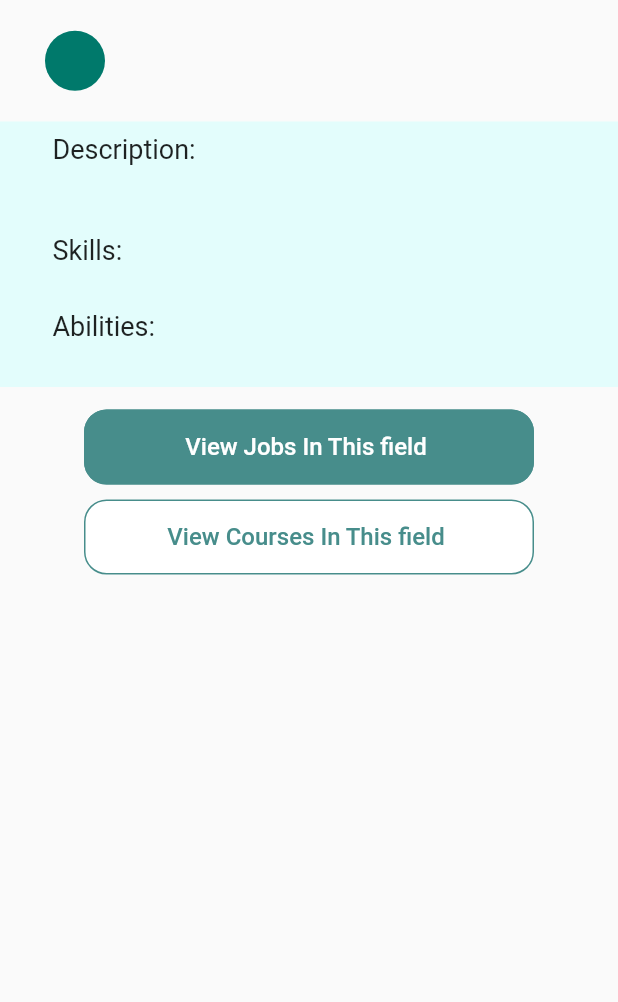
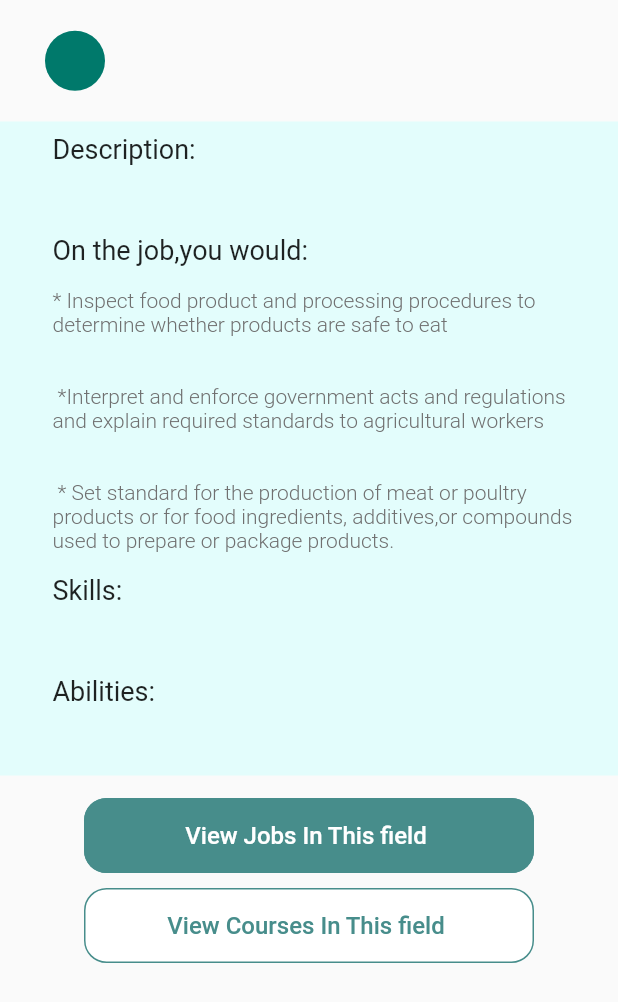
Before and after one commit to ahmed101ibrahiem/career-path-recommendation-system, a Flutter app: the CareerDetails screen opened directly with empty values, on a phone screen of 412 x 824 dp. Shown: the top 1002 px of the screen. Run offline on Flutter 3.47's test engine with Material 2 defaults, Android fonts, the phone set to English and light mode, and no system bars; our stand-ins replace community_material_icon, dio, percent_indicator, shared_preferences, smooth_page_indicator, syncfusion_flutter_charts; missing offline and left inert: dropdown_plus; accounts and stored records are empty; network calls fail.

Commit message:
some modifications

```diff
--- a/lib/main.dart
+++ b/lib/main.dart
@@ -8,6 +8,8 @@ import 'package:pharus/ui/screens/company_view/main_home_view.dart';
 import 'package:pharus/ui/screens/company_view/see_job_application.dart';
 import 'package:pharus/ui/screens/courses/course_detail.dart';
 import 'package:pharus/ui/screens/home_nav/HomeView.dart';
+import 'package:pharus/ui/screens/home_nav/jobs_nav.dart';
+import 'package:pharus/ui/screens/profile_view.dart';
 import 'package:pharus/ui/screens/results.dart';
 import 'package:pharus/ui/screens/splash_screen.dart';
 import 'package:pharus/ui/screens/success2.dart';
@@ -49,7 +51,7 @@ class MyApp extends StatelessWidget {
             //   backgroundColor: Colors.redAccent
             // )
           ),
-          home: SplashScreens(),
+          home: HomeViewNav(),
           routes: {
             Login.id: (context) => Login(),
             Success.id: (context) => Success(),
--- a/lib/models/career_model.dart
+++ b/lib/models/career_model.dart
@@ -4,6 +4,8 @@ class CareerModel {
   String description;
   String title;
   String interest_code;
+  String abilities;
+  String skills;
   int job_zone;
   int id;
   CareerModel({
@@ -12,6 +14,8 @@ class CareerModel {
     this.interest_code,
     this.job_zone,
     this.id,
+    this.abilities,
+    this.skills
   });
 
   Map<String, dynamic> toMap() {
@@ -22,6 +26,8 @@ class CareerModel {
     result.addAll({'interest_code': interest_code});
     result.addAll({'job_zone': job_zone});
     result.addAll({'id': id});
+    result.addAll({'abilities': abilities});
+    result.addAll({'skills':skills});
 
     return result;
   }
@@ -33,6 +39,8 @@ class CareerModel {
       interest_code: map['interest_code'] ?? '',
       job_zone: map['job_zone']?.toInt() ?? 0,
       id: map['id']?.toInt() ?? 0,
+      abilities: map['skills'] ?? '',
+      skills: map['abilities'] ?? ''
     );
   }
 
@@ -45,6 +53,8 @@ class CareerModel {
     String description,
     String title,
     String interest_code,
+    String abilities,
+    String skills,
     int job_zone,
     int id,
   }) {
@@ -54,6 +64,8 @@ class CareerModel {
       interest_code: interest_code ?? this.interest_code,
       job_zone: job_zone ?? this.job_zone,
       id: id ?? this.id,
+      skills: skills ?? this.skills,
+      abilities: abilities ?? this.abilities
     );
   }
 }
--- a/lib/ui/screens/career_detail.dart
+++ b/lib/ui/screens/career_detail.dart
@@ -66,18 +66,18 @@ class _CareerDetailsState extends State<CareerDetails> {
                           style: TextStyle(
                               color: labelText, fontWeight: FontWeight.w300),
                         ),
-                        // SizedBox(height: 15),
-                        // Text(
-                        //   'On the job,you would:',
-                        //   style: TextStyle(
-                        //       fontSize: 18, fontWeight: FontWeight.w400),
-                        // ),
-                        // SizedBox(height: 15),
-                        // Text(
-                        //   '* Inspect food product and processing procedures to determine whether products are safe to eat\n \n \n *Interpret and enforce government acts and regulations and explain required standards to agricultural workers \n \n \n * Set standard for the production of meat or poultry products or for food ingredients, additives,or compounds used to prepare or package products.',
-                        //   style: TextStyle(
-                        //       color: labelText, fontWeight: FontWeight.w300),
-                        // ),
+                         SizedBox(height: 15),
+                         Text(
+                           'On the job,you would:',
+                          style: TextStyle(
+                              fontSize: 18, fontWeight: FontWeight.w400),
+                         ),
+                         SizedBox(height: 15),
+                         Text(
+                          '* Inspect food product and processing procedures to determine whether products are safe to eat\n \n \n *Interpret and enforce government acts and regulations and explain required standards to agricultural workers \n \n \n * Set standard for the production of meat or poultry products or for food ingredients, additives,or compounds used to prepare or package products.',
+                           style: TextStyle(
+                               color: labelText, fontWeight: FontWeight.w300),
+                         ),
                         SizedBox(height: 15),
                         Text(
                           'Skills:',
@@ -85,25 +85,25 @@ class _CareerDetailsState extends State<CareerDetails> {
                               fontSize: 18, fontWeight: FontWeight.w400),
                         ),
                         SizedBox(height: 15),
-                        // Text(
-                        //     widget.career.skills
-                        //         .replaceAll("'", "")
-                        //         .replaceAll("{", "")
-                        //         .replaceAll("}", ""),
-                        //     style: TextStyle(
-                        //         color: labelText, fontWeight: FontWeight.w300)),
+                         Text(
+                             widget.career.skills
+                                 .replaceAll("'", "")
+                                 .replaceAll("{", "")
+                                 .replaceAll("}", ""),
+                             style: TextStyle(
+                                 color: labelText, fontWeight: FontWeight.w300)),
                         SizedBox(height: 15),
                         Text('Abilities:',
                             style: TextStyle(
                                 fontSize: 18, fontWeight: FontWeight.w400)),
                         SizedBox(height: 15),
-                        // Text(
-                        //     widget.career.abilities
-                        //         .replaceAll("'", "")
-                        //         .replaceAll("{", "")
-                        //         .replaceAll("}", ""),
-                        //     style: TextStyle(
-                        //         color: labelText, fontWeight: FontWeight.w300))
+                    Text(
+                            widget.career.abilities
+                                 .replaceAll("'", "")
+                               .replaceAll("{", "")
+                                .replaceAll("}", ""),
+                           style: TextStyle(
+                               color: labelText, fontWeight: FontWeight.w300))
                       ],
                     ),
                   )),
--- a/lib/ui/screens/company_view/main_home_view.dart
+++ b/lib/ui/screens/company_view/main_home_view.dart
@@ -81,7 +81,7 @@ class _CompanyHomeState extends State<CompanyHome> {
                       onTap: (){
                         Navigator.push(context, MaterialPageRoute(builder: (context)=>AddJobScreen()));
                       },
-                      child: companyCard(title: 'Add Job',iconData: CommunityMaterialIcons.account_tie,))
+                      child: companyCard(title: 'Apply',iconData: CommunityMaterialIcons.account_tie,))
                 ],
               ),
             ),
--- a/lib/ui/screens/home_nav/HomeView.dart
+++ b/lib/ui/screens/home_nav/HomeView.dart
@@ -7,6 +7,7 @@ import 'package:pharus/ui/screens/home_nav/progress_view.dart';
 import 'package:pharus/ui/widgets/custome_drawer.dart';
 
 import '../profile_view.dart';
+import 'jobs_nav.dart';
 
 class HomeViewNav extends StatefulWidget {
   static String id = 'HomeViewNav';
@@ -19,7 +20,7 @@ class HomeViewNav extends StatefulWidget {
 
 class _HomeViewNavState extends State<HomeViewNav> {
   int currentIndexItem = 3;
-  List screens = [CoursesNames(), ProfileView(), CoursesNames(), ProgressView()];
+  List screens = [ProfileView(),NavJobs(), CoursesNames(), ProgressView()];
 
   @override
   Widget build(BuildContext context) {
--- a/lib/ui/screens/home_nav/progress_view.dart
+++ b/lib/ui/screens/home_nav/progress_view.dart
@@ -52,7 +52,7 @@ class _ProgressViewState extends State<ProgressView> {
                       height: 12,
                     ),
                     SizedBox(
-                      height: 230,
+                      height: MediaQuery.of(context).size.height * 0.29,
                       child:
                           ListView(scrollDirection: Axis.horizontal, children: [
                         CardDatas(
--- a/lib/ui/widgets/custome_container_proffile.dart
+++ b/lib/ui/widgets/custome_container_proffile.dart
@@ -4,12 +4,12 @@ import 'package:pharus/constant/colors.dart';
 
 class CusContainerProfile extends StatelessWidget {
   CusContainerProfile({
-   @required this.textTitle, this.chip1, this.chip2, this.chip3, this.chip4, this.chip5
+   @required this.textTitle, this.chip1,  this.chip3, this.chip4, this.chip5
   });
 
   final String textTitle;
   final String chip1;
-  final String chip2;
+
   final String chip3;
   final String chip4;
   final String chip5;
@@ -41,9 +41,6 @@ class CusContainerProfile extends StatelessWidget {
               mainAxisAlignment: MainAxisAlignment.spaceAround,
               children: [
                 customeChip(text: chip1),
-
-                customeChip(text: chip2),
-
                 customeChip(text: chip3),
               ],
             ),
```
Also changed, not shown: lib/ui/screens/home_nav/jobs_nav.dart (added, +90 -0 lines), lib/ui/screens/profile_view.dart (+19 -14 lines).
